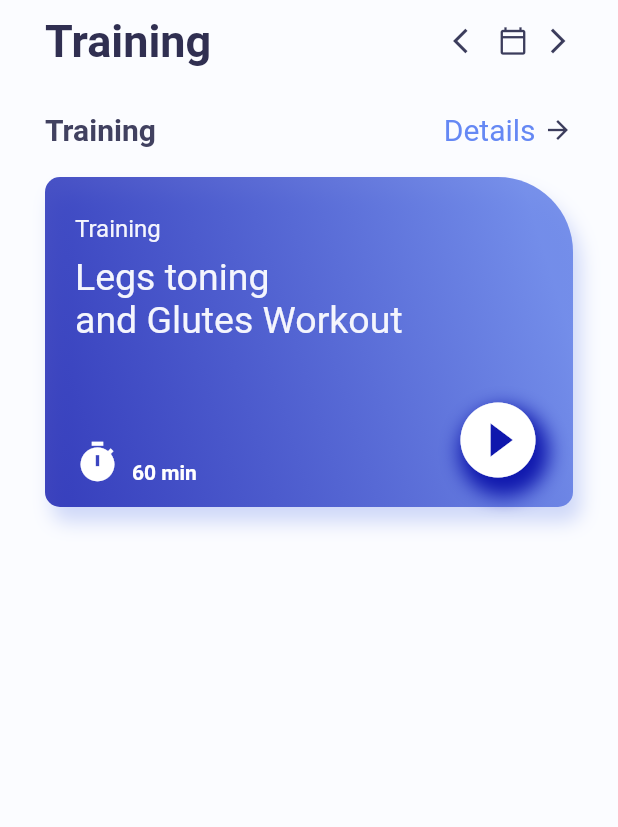
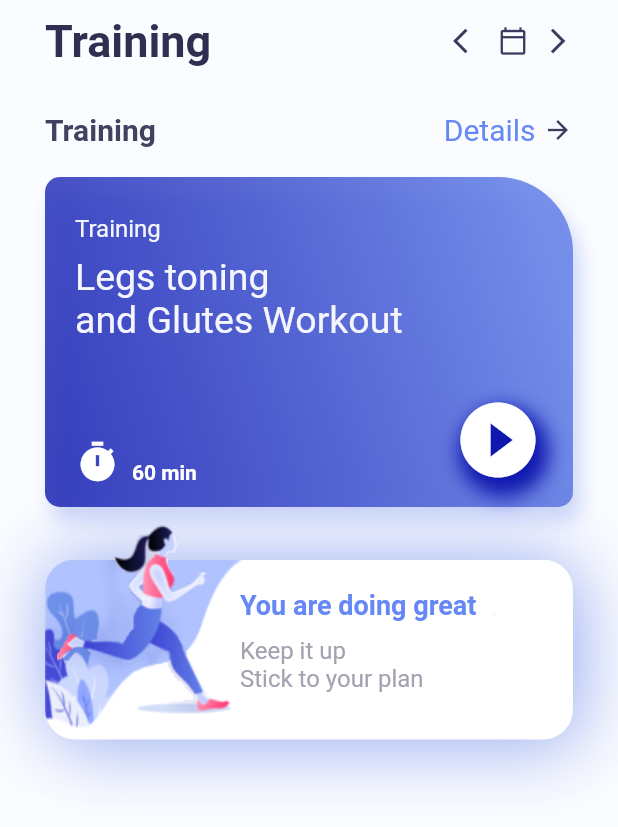
Before and after one commit to doanpt/flutter-learing, a Flutter app: the screen it shows after launch, on a phone screen of 412 x 824 dp. Shown: the top 827 px of the screen. Run offline on Flutter 3.47's test engine with Material 2 defaults, Android fonts, the phone set to English and light mode, and no system bars.

Commit message:
Implement exercise widget

```diff
--- a/lib/home_page.dart
+++ b/lib/home_page.dart
@@ -183,6 +183,87 @@ class _HomePageState extends State<HomePage> {
                   ),
                 ),
               ),
+              SizedBox(
+                height: 5,
+              ),
+              Container(
+                height: 180,
+                width: double.infinity,
+                child: Stack(
+                  children: [
+                    Container(
+                      margin: EdgeInsets.only(top: 30),
+                      width: double.infinity,
+                      height: 120,
+                      decoration: BoxDecoration(
+                        borderRadius: BorderRadius.all(
+                          Radius.circular(20),
+                        ),
+                        image: DecorationImage(
+                          image: AssetImage("assets/card.jpg"),
+                          fit: BoxFit.fill,
+                        ),
+                        boxShadow: [
+                          BoxShadow(
+                            blurRadius: 40,
+                            offset: Offset(8, 10),
+                            color: AppColor.gradientSecond.withOpacity(0.4),
+                          ),
+                          BoxShadow(
+                            blurRadius: 40,
+                            offset: Offset(-2, -6),
+                            color: AppColor.gradientSecond.withOpacity(0.4),
+                          ),
+                        ],
+                      ),
+                    ),
+                    Container(
+                      margin: EdgeInsets.only(right: 220, bottom: 40),
+                      height: 200,
+                      decoration: BoxDecoration(
+                        image: DecorationImage(
+                          image: AssetImage("assets/figure.png"),
+                        ),
+                      ),
+                    ),
+                    Container(
+                      width: double.maxFinite,
+                      height: 100,
+                      margin: EdgeInsets.only(left: 130, top: 50),
+                      child: Column(
+                        crossAxisAlignment: CrossAxisAlignment.start,
+                        children: [
+                          Text(
+                            "You are doing great",
+                            style: TextStyle(
+                              fontSize: 18,
+                              fontWeight: FontWeight.bold,
+                              color: AppColor.homePageDetail,
+                            ),
+                          ),
+                          SizedBox(
+                            height: 10,
+                          ),
+                          RichText(
+                            text: TextSpan(
+                              text: "Keep it up\n",
+                              style: TextStyle(
+                                fontSize: 16,
+                                color: AppColor.homePagePlanColor,
+                              ),
+                              children: [
+                                TextSpan(
+                                  text: "Stick to your plan",
+                                ),
+                              ],
+                            ),
+                          ),
+                        ],
+                      ),
+                    )
+                  ],
+                ),
+              )
             ],
           ),
         ),
```
